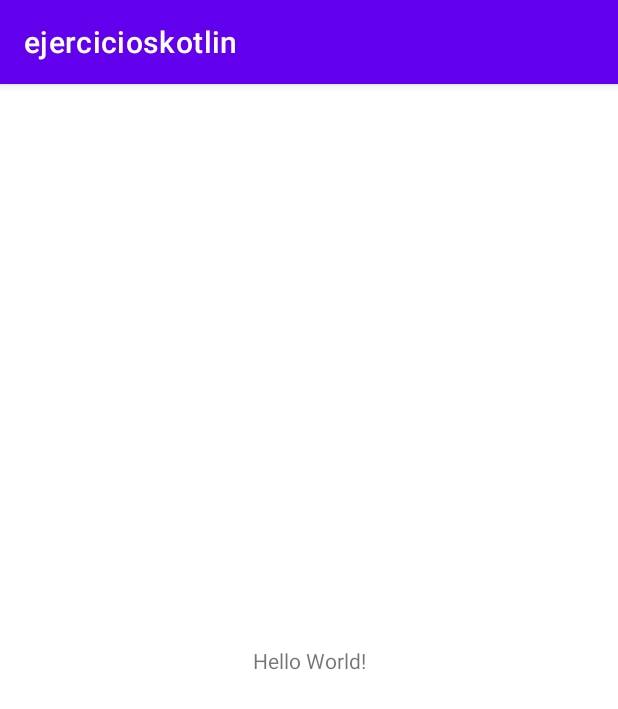
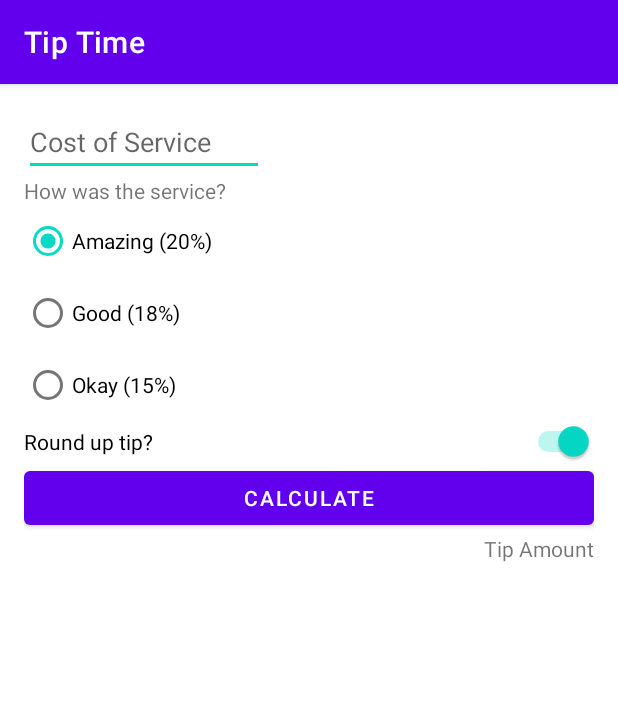
Before and after one commit to unaimart01/ejercicioskotlin, an Android app: the screen it shows after launch (MainActivity), on a phone screen of 412 x 824 dp. Shown: the top 709 px of the screen. Run offline under Robolectric (Android 15) with nearby library versions, the phone set to English and light mode, and no system bars.

Commit message:
ejercicio2

```diff
--- a/app/src/main/res/layout/activity_main.xml
+++ b/app/src/main/res/layout/activity_main.xml
@@ -4,15 +4,78 @@
     xmlns:tools="http://schemas.android.com/tools"
     android:layout_width="match_parent"
     android:layout_height="match_parent"
+    android:padding="16dp"
     tools:context=".MainActivity">
 
+    <EditText
+        android:id="@+id/cost_of_service"
+        android:layout_width="160dp"
+        android:layout_height="wrap_content"
+        android:hint="@string/cost_of_service"
+        android:inputType="numberDecimal"
+        app:layout_constraintStart_toStartOf="parent"
+        app:layout_constraintTop_toTopOf="parent" />
+
     <TextView
+        android:id="@+id/service_question"
         android:layout_width="wrap_content"
         android:layout_height="wrap_content"
-        android:text="Hello World!"
-        app:layout_constraintBottom_toBottomOf="parent"
-        app:layout_constraintLeft_toLeftOf="parent"
-        app:layout_constraintRight_toRightOf="parent"
-        app:layout_constraintTop_toTopOf="parent" />
+        android:text="@string/how_was_the_service"
+        app:layout_constraintStart_toStartOf="parent"
+        app:layout_constraintTop_toBottomOf="@id/cost_of_service" />
 
+    <RadioGroup
+        android:id="@+id/tip_options"
+        android:layout_width="wrap_content"
+        android:layout_height="wrap_content"
+        android:checkedButton="@id/option_twenty_percent"
+        android:orientation="vertical"
+        app:layout_constraintStart_toStartOf="parent"
+        app:layout_constraintTop_toBottomOf="@id/service_question">
+
+        <RadioButton
+            android:id="@+id/option_twenty_percent"
+            android:layout_width="wrap_content"
+            android:layout_height="wrap_content"
+            android:text="@string/amazing_service" />
+
+        <RadioButton
+            android:id="@+id/option_eighteen_percent"
+            android:layout_width="wrap_content"
+            android:layout_height="wrap_content"
+            android:text="@string/good_service" />
+
+        <RadioButton
+            android:id="@+id/option_fifteen_percent"
+            android:layout_width="wrap_content"
+            android:layout_height="wrap_content"
+            android:text="@string/ok_service" />
+    </RadioGroup>
+
+    <Switch
+        android:id="@+id/round_up_switch"
+        android:layout_width="0dp"
+        android:layout_height="wrap_content"
+        android:checked="true"
+        android:text="@string/round_up_tip"
+        app:layout_constraintEnd_toEndOf="parent"
+        app:layout_constraintStart_toStartOf="parent"
+        app:layout_constraintTop_toBottomOf="@id/tip_options" />
+
+    <Button
+        android:id="@+id/calculate_button"
+        android:layout_width="0dp"
+        android:layout_height="wrap_content"
+        android:text="@string/calculate"
+        app:layout_constraintEnd_toEndOf="parent"
+        app:layout_constraintStart_toStartOf="parent"
+        app:layout_constraintTop_toBottomOf="@id/round_up_switch" />
+
+    <TextView
+        android:id="@+id/tip_result"
+        android:layout_width="wrap_content"
+        android:layout_height="wrap_content"
+        android:text="@string/tip_amount"
+        app:layout_constraintEnd_toEndOf="parent"
+        app:layout_constraintTop_toBottomOf="@id/calculate_button" />
 </androidx.constraintlayout.widget.ConstraintLayout>
--- a/app/src/main/res/values/strings.xml
+++ b/app/src/main/res/values/strings.xml
@@ -1,3 +1,11 @@
 <resources>
-    <string name="app_name">ejercicioskotlin</string>
+    <string name="app_name">Tip Time</string>
+    <string name="cost_of_service">Cost of Service</string>
+    <string name="how_was_the_service">How was the service?</string>
+    <string name="amazing_service">Amazing (20%)</string>
+    <string name="good_service">Good (18%)</string>
+    <string name="ok_service">Okay (15%)</string>
+    <string name="round_up_tip">Round up tip?</string>
+    <string name="calculate">Calculate</string>
+    <string name="tip_amount">Tip Amount</string>
 </resources>
```
